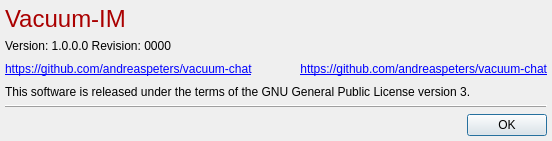
First picture: the form in src/loader/aboutbox.ui, repository andreaspeters/vacuum-chat, before the edit.
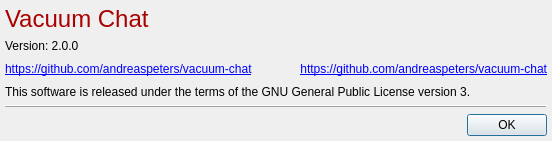
Second picture: the form after the edit.

```diff
--- a/src/loader/aboutbox.ui
+++ b/src/loader/aboutbox.ui
@@ -73,7 +73,7 @@
         </font>
        </property>
        <property name="text">
-        <string notr="true">Vacuum-IM</string>
+        <string notr="true">Vacuum Chat</string>
        </property>
       </widget>
      </item>
@@ -92,7 +92,7 @@
    <item>
     <widget class="QLabel" name="lblVersion">
      <property name="text">
-      <string notr="true">Version: 1.0.0.0 Revision: 0000</string>
+      <string notr="true">Version: 2.0.0</string>
      </property>
      <property name="textFormat">
       <enum>Qt::PlainText</enum>
```
Left out of the diff: 2 changed lines with no effect on the pictures.
